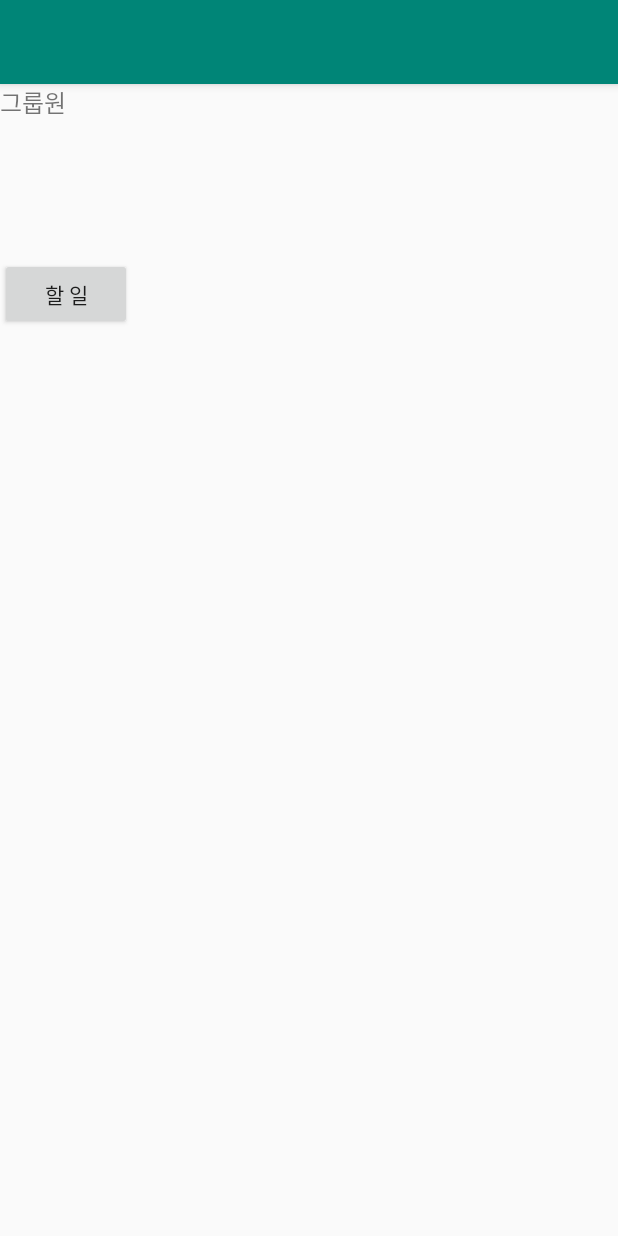
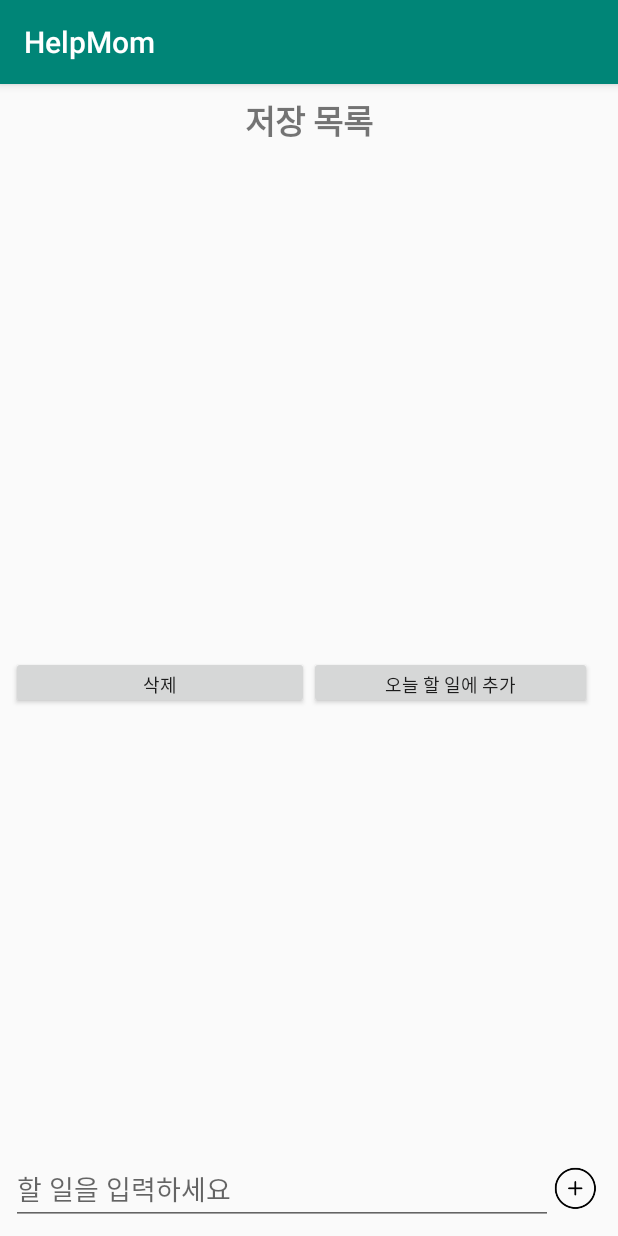
Before and after one commit to cyblack/HelpMom, an Android app: the GroupActivity screen opened directly, with no data from a screen before it, after a tap on "할 일", on a phone screen of 412 x 824 dp. Run offline under Robolectric (Android 15) with nearby library versions, the phone set to English and light mode, and no system bars; 1 statement that could not run was skipped.

Commit message:
Task History Activity Updated

```diff
--- a/app/src/main/java/org/androidtown/helpmom/GroupActivity.java
+++ b/app/src/main/java/org/androidtown/helpmom/GroupActivity.java
@@ -51,6 +51,8 @@ public class GroupActivity extends AppCompatActivity {
             @Override
             public void onClick(View view) {
                 //TODO: 할일 목록 창 띄우기
+                Intent taskIntent=new Intent(GroupActivity.this,ManageTaskActivty.class);
+                startActivityForResult(taskIntent, 2);
             }
         });
     }
--- /dev/null
+++ b/app/src/main/java/org/androidtown/helpmom/ManageTaskActivty.java
@@ -0,0 +1,302 @@
+package org.androidtown.helpmom;
+
+import android.app.Activity;
+import android.app.Dialog;
+import android.content.Context;
+import android.content.DialogInterface;
+import android.graphics.Color;
+import android.graphics.drawable.ColorDrawable;
+import android.provider.ContactsContract;
+import android.support.annotation.NonNull;
+import android.support.annotation.Nullable;
+import android.support.v7.app.AppCompatActivity;
+import android.os.Bundle;
+import android.support.v7.widget.RecyclerView;
+import android.util.Log;
+import android.view.KeyEvent;
+import android.view.LayoutInflater;
+import android.view.View;
+import android.view.ViewGroup;
+import android.view.animation.Animation;
+import android.view.animation.AnimationUtils;
+import android.widget.AbsListView;
+import android.widget.AdapterView;
+import android.widget.ArrayAdapter;
+import android.widget.Button;
+import android.widget.CheckBox;
+import android.widget.EditText;
+import android.widget.ImageView;
+import android.widget.LinearLayout;
+import android.widget.ListView;
+import android.widget.TextView;
+import android.widget.Toast;
+import android.support.v7.app.AlertDialog;
+
+import org.w3c.dom.Text;
+
+import java.util.ArrayList;
+import java.util.List;
+
+public class ManageTaskActivty extends AppCompatActivity {
+
+    ListView listView_addedTask;
+    EditText editText_addTask;
+    Button btn_addTask;
+    Button btn_delete_tasks;
+
+    // EditText의 String값 받을 용도.
+    String editTextValue;
+
+    // ListView에 전시할 데이터.
+    ArrayList<Data_Format> datas;
+    private static MyAdapter adapter;
+
+    // 체크된 Task들은 이 arraylist에 저장될것임.
+    ArrayList<Data_Format> list_decided_tasks;
+
+    // ListView의 onItemClickListener 에 쓰임.
+    int default_backgroundColor = Color.parseColor("#fcfdff"); //기존 배경색
+    int checkedColor = Color.parseColor("#f9b37a"); //체크됬을때 배경색
+
+    @Override
+    protected void onCreate(Bundle savedInstanceState) {
+        super.onCreate(savedInstanceState);
+        setContentView(R.layout.activity_manage_task);
+
+        listView_addedTask = (ListView) findViewById(R.id.listView_taskStored);
+        editText_addTask = (EditText) findViewById(R.id.editText_addTask);
+        btn_addTask = (Button) findViewById(R.id.btn_addTask);
+        btn_delete_tasks = (Button) findViewById(R.id.btn_delete_tasks);
+
+        // Data 리스트
+        datas = new ArrayList<Data_Format>();
+
+        // 선택된 task들을 담을 arrayList. 넘겨줄 것임.
+        list_decided_tasks = new ArrayList<Data_Format>();
+
+        // Adapter 정의
+        adapter = new MyAdapter(datas, getApplicationContext());
+        adapter.notifyDataSetChanged();
+
+        // 리스트뷰에 데이터 연결 완료.
+        listView_addedTask.setAdapter(adapter);
+
+        listView_addedTask.setOnItemClickListener(new AdapterView.OnItemClickListener() {
+            @Override
+            public void onItemClick(AdapterView<?> adapterView, View view, int position, long l) {
+
+                // user selects item, get that item.
+                Object itemObject = adapterView.getAdapter().getItem(position);
+
+                // cast it to Data_Format format.
+                Data_Format data_format_object = (Data_Format) itemObject;
+
+                // get the checkBox and others of a row.
+                CheckBox itemCheckBox = (CheckBox) view.findViewById(R.id.checkBox_listView_row_item);
+                TextView txt_view = (TextView) view.findViewById(R.id.textView_rowItem_detail);
+                ImageView imgView = (ImageView) view.findViewById(R.id.imgView_rowItem_icon);
+
+                // Reverse the state of the checkBox, change backgroundColor.
+                if (data_format_object.isChecked() == true) {
+                    Log.d("itemClicked:", "cur state:" + data_format_object.toString());
+                    itemCheckBox.setChecked(false);
+                    data_format_object.setCheckedState(false);
+
+
+                } else if (data_format_object.isChecked() == false) {
+                    Log.d("itemClicked:", "cur state:" + data_format_object.toString());
+                    itemCheckBox.setChecked(true);
+                    data_format_object.setCheckedState(true);
+
+                }
+            }
+        });
+
+        // AddTask 버튼 이벤트리스너.
+        // 할일추가버튼(에딧텍스트옆에있는) 을 누르면, editText에서 입력한 값을 Data_Format에 넣고 그 Data_Format 오브젝트를
+        // 위에있는 할일 list에 추가.
+        btn_addTask.setOnClickListener(new View.OnClickListener() {
+            @Override
+            public void onClick(View view) {
+
+                editTextValue = editText_addTask.getText().toString();
+
+                if (editTextValue.isEmpty()) {
+                    Toast.makeText(ManageTaskActivty.this, "할 일을 입력하세요", Toast.LENGTH_SHORT).show();
+                } else {
+
+                    Data_Format data_format1 = new Data_Format(editTextValue);
+
+                    // 유저가 입력한 할일을 data_list (어레이 리스트)에 추가
+                    datas.add(data_format1);
+
+                    Log.d("taskAdd", data_format1.toString());
+
+                    // 리스트뷰 갱신 (이래야 화면에 나타남)
+                    adapter.notifyDataSetChanged();
+                    // 가장 밑 row로 자동 스크롤
+                    scrollMyListViewToBottom();
+                    // 초기화
+                    editText_addTask.setText("");
+                    // ListView 높이 동적 변화 : 350dp -> 150dp
+                }
+            }
+        });
+
+        // delete 버튼누르면:
+        btn_delete_tasks.setOnClickListener(new View.OnClickListener() {
+            @Override
+            public void onClick(View view) {
+
+                AlertDialog alertDialog = new AlertDialog.Builder(ManageTaskActivty.this).create();
+                alertDialog.setMessage("선택한 일을 삭제 하시겠습니까?");
+
+                alertDialog.setButton(Dialog.BUTTON_POSITIVE, "예", new DialogInterface.OnClickListener() {
+                    @Override
+                    public void onClick(DialogInterface dialogInterface, int which) {
+                        View view_empty = null;
+                        LinearLayout ll = new LinearLayout(getApplicationContext());
+                        int size = datas.size();
+                        for (int i = 0; i < size; i++) {
+                            // unselect the checkedboxes.
+                            adapter.getView(i, view_empty, ll).findViewById(R.id.checkBox_listView_row_item).setSelected(false);
+                            Data_Format data_format = datas.get(i);
+
+                            if (data_format.isChecked()) {
+                                datas.remove(i);
+                                i--;
+                                size = datas.size();
+                            }
+                        }
+                        // update
+                        adapter.notifyDataSetChanged();
+                    }
+                });
+
+                alertDialog.setButton(Dialog.BUTTON_NEGATIVE, "아니오", new DialogInterface.OnClickListener() {
+                    @Override
+                    public void onClick(DialogInterface dialogInterface, int i) {
+
+                    }
+                });
+
+                alertDialog.show();
+            }
+        });
+    }
+
+
+    // 각 listView의 row에 display할 내용의 포맷.
+    public class Data_Format {
+
+        // memebers
+        String task_detail;
+        boolean isChecked = false; //체크박스 상태 반영
+
+        // 생성자
+        public Data_Format(String task_detail) {
+            this.task_detail = task_detail;
+        }
+
+        public String toString() {
+            if (isChecked() == true) {
+                return "isChecked";
+            } else {
+                return "isNotChecked";
+            }
+        }
+
+        // 메소드
+        public String getTask_detail() {
+            return task_detail;
+        }
+
+        public boolean isChecked() {
+            return isChecked == true;
+        }
+
+        public void setCheckedState(boolean bool) {
+            isChecked = bool;
+        }
+    }
+
+
+    public class MyAdapter extends ArrayAdapter<Data_Format> {
+
+        private ArrayList<Data_Format> dataSet;
+        Context mContext;
+
+        private class ViewHolder {
+
+            //            TextView task_title;
+            TextView task_detail;
+            //            boolean isChecked;
+            CheckBox checkBox;
+        }
+
+
+        public MyAdapter(ArrayList<Data_Format> data, Context context) {
+            super(context, R.layout.row_item, data);
+
+            this.dataSet = data;
+            this.mContext = context;
+        }
+
+        private int lastPosition = -1;
+
+        @NonNull
+        @Override
+        public View getView(int position, @Nullable View convertView, @NonNull ViewGroup parent) {
+            Data_Format dataFormat = getItem(position);
+            ViewHolder viewHolder; //view lookup cache stored in tag
+
+            final View result;
+
+            if (convertView == null) {
+                viewHolder = new ViewHolder();
+                LayoutInflater inflater = LayoutInflater.from(getContext());
+                // listView 하나의 row 에서 data가 display될 layout을 팽창시켜준다.
+                convertView = inflater.inflate(R.layout.row_item, parent, false);
+
+                viewHolder.task_detail = (TextView) convertView.findViewById(R.id.textView_rowItem_detail);
+                viewHolder.checkBox = (CheckBox) convertView.findViewById(R.id.checkBox_listView_row_item);
+                viewHolder.checkBox.setChecked(false);
+
+                result = convertView;
+                convertView.setTag(viewHolder);
+            } else {
+                viewHolder = (ViewHolder) convertView.getTag();
+                result = convertView;
+            }
+
+
+            int lastPosition = -1;
+
+            Animation animation = AnimationUtils.loadAnimation(mContext, (position > lastPosition) ? R.anim.up_from_bottom : R.anim.down_from_top);
+            result.startAnimation(animation);
+            lastPosition = position;
+
+            viewHolder.task_detail.setText(dataFormat.getTask_detail());
+
+            // return the completed view to render on screen
+            return convertView;
+        }
+    }
+
+    @Override
+    public void onBackPressed() {
+        super.onBackPressed();
+    }
+
+    // Task가 추가될 때마다 마지막 row로 자동스크롤.
+    public void scrollMyListViewToBottom() {
+        listView_addedTask.post(new Runnable() {
+            @Override
+            public void run() {
+                // select the last row, so it will scroll into view..
+                listView_addedTask.setSelection(adapter.getCount() - 1);
+            }
+        });
+    }
+
+}
--- /dev/null
+++ b/app/src/main/res/layout/activity_manage_task.xml
@@ -0,0 +1,98 @@
+<?xml version="1.0" encoding="utf-8"?>
+<RelativeLayout xmlns:android="http://schemas.android.com/apk/res/android"
+    android:layout_width="match_parent"
+    android:layout_height="match_parent"
+    android:padding="7dp"
+
+    android:focusable="true"
+    android:focusableInTouchMode="true"
+
+    >
+
+    <TextView
+        android:id="@+id/txtView_title_manageTasks"
+        android:layout_width="match_parent"
+        android:layout_height="wrap_content"
+        android:layout_centerHorizontal="true"
+        android:layout_alignParentTop="true"
+        android:text="저장 목록"
+        android:textSize="22sp"
+        android:gravity="center_horizontal"
+        android:textStyle="bold" />
+
+    <!--    <TextView
+            android:layout_marginTop="10dp"
+            android:id="@+id/txtView_subTitle_manageTasks"
+            android:layout_width="match_parent"
+            android:layout_height="wrap_content"
+            android:text="History"
+            android:gravity="center_horizontal"
+            android:layout_below="@+id/txtView_title_manageTasks"
+            android:textSize="20sp"
+            android:layout_centerHorizontal="true"
+            />-->
+
+    <ListView
+        android:layout_below="@+id/txtView_title_manageTasks"
+        android:id="@+id/listView_taskStored"
+        android:layout_width="match_parent"
+        android:layout_height="330dp"
+        android:layout_marginTop="5dp"></ListView>
+
+    <LinearLayout
+        android:layout_marginTop="5dp"
+        android:layout_below="@+id/listView_taskStored"
+        android:layout_width="match_parent"
+        android:layout_height="35dp">
+
+        <Button
+            android:id="@+id/btn_delete_tasks"
+            android:layout_width="match_parent"
+            android:layout_height="match_parent"
+            android:layout_weight="1"
+            android:text="삭제"
+            android:textSize="12sp" />
+
+        <Button
+            android:id="@+id/confirm_tasks"
+            android:layout_weight="1"
+            android:layout_width="match_parent"
+            android:layout_height="match_parent"
+            android:text="오늘 할 일에 추가"
+            android:textSize="12sp"
+            android:layout_alignParentRight="true"
+            android:layout_gravity="right"
+            android:layout_marginRight="10dp" />
+
+    </LinearLayout>
+
+    <LinearLayout
+        android:id="@+id/linearLayout_manageTask"
+        android:layout_width="match_parent"
+        android:layout_height="wrap_content"
+        android:layout_alignParentEnd="true"
+        android:layout_alignParentRight="true"
+        android:layout_alignParentBottom="true"
+        android:layout_marginEnd="6dp"
+        android:layout_marginRight="6dp"
+        android:orientation="horizontal">
+
+        <EditText
+            android:id="@+id/editText_addTask"
+            android:layout_width="match_parent"
+            android:layout_height="wrap_content"
+            android:layout_weight="1"
+            android:hint="할 일을 입력하세요"
+            android:inputType="textMultiLine|textNoSuggestions" />
+
+        <Button
+            android:id="@+id/btn_addTask"
+            android:layout_width="30dp"
+            android:layout_height="30dp"
+            android:layout_gravity="center"
+            android:background="@drawable/add_icon" />
+
+
+    </LinearLayout>
+
+</RelativeLayout>
--- a/app/src/main/res/values/colors.xml
+++ b/app/src/main/res/values/colors.xml
@@ -3,4 +3,8 @@
     <color name="colorPrimary">#008577</color>
     <color name="colorPrimaryDark">#00574B</color>
     <color name="colorAccent">#D81B60</color>
+    <color name="orange1">#f4a142</color>
+    <color name="red_orange">#f46241</color>
+    <color name="default_color">#ffffff</color>
+    <color name="sky">#a7e3f2</color>
 </resources>
```
Also changed, not shown: app/src/main/AndroidManifest.xml (+6 -1 lines), app/src/main/res/anim/down_from_top.xml (added, +12 -0 lines), app/src/main/res/anim/up_from_bottom.xml (added, +15 -0 lines), app/src/main/res/layout/row_item.xml (added, +59 -0 lines), app/src/main/res/drawable/add_icon.png (added), app/src/main/res/drawable/item.png (added).
